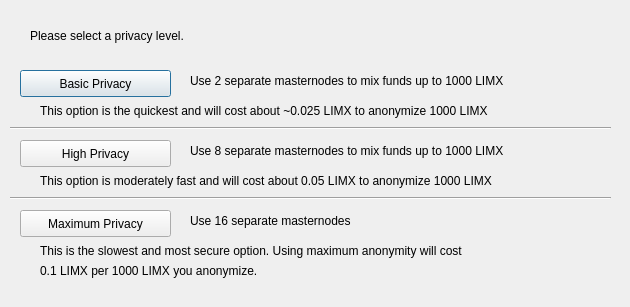
Old version of the form src/qt/forms/darksendconfig.ui in the repository LIMXTEC/BitSend.
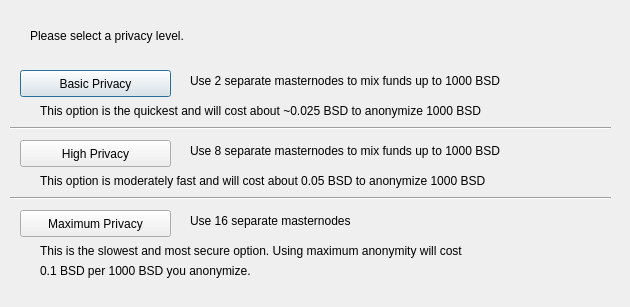
New version of the form.

```diff
--- a/src/qt/forms/darksendconfig.ui
+++ b/src/qt/forms/darksendconfig.ui
@@ -75,7 +75,7 @@
     </rect>
    </property>
    <property name="text">
-    <string>Use 2 separate masternodes to mix funds up to 1000 LIMX</string>
+    <string>Use 2 separate masternodes to mix funds up to 1000 BSD</string>
    </property>
   </widget>
   <widget class="QLabel" name="label_3">
@@ -88,7 +88,7 @@
     </rect>
    </property>
    <property name="text">
-    <string>Use 8 separate masternodes to mix funds up to 1000 LIMX</string>
+    <string>Use 8 separate masternodes to mix funds up to 1000 BSD</string>
    </property>
   </widget>
   <widget class="QLabel" name="label_4">
@@ -114,7 +114,7 @@
     </rect>
    </property>
    <property name="text">
-    <string>This option is the quickest and will cost about ~0.025 LIMX to anonymize 1000 LIMX</string>
+    <string>This option is the quickest and will cost about ~0.025 BSD to anonymize 1000 BSD</string>
    </property>
   </widget>
   <widget class="QLabel" name="label_7">
@@ -127,7 +127,7 @@
     </rect>
    </property>
    <property name="text">
-    <string>This option is moderately fast and will cost about 0.05 LIMX to anonymize 1000 LIMX</string>
+    <string>This option is moderately fast and will cost about 0.05 BSD to anonymize 1000 BSD</string>
    </property>
   </widget>
   <widget class="QLabel" name="label_8">
@@ -153,7 +153,7 @@
     </rect>
    </property>
    <property name="text">
-    <string>0.1 LIMX per 1000 LIMX you anonymize.</string>
+    <string>0.1 BSD per 1000 BSD you anonymize.</string>
    </property>
   </widget>
   <widget class="Line" name="line">
```
